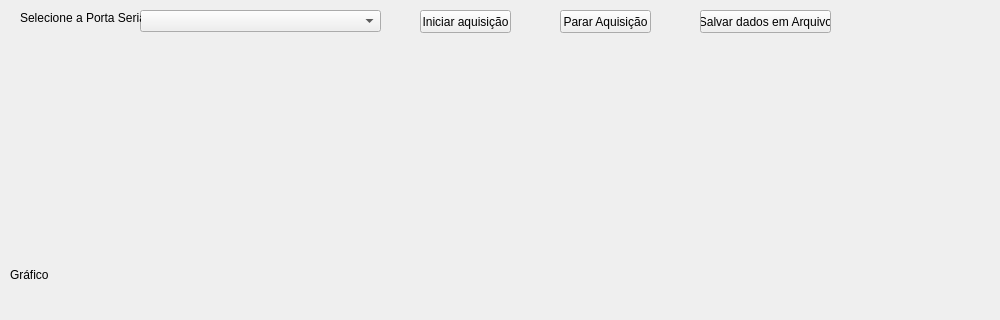
The window that Supervisorio.ui (LuanTavares/SupervisorioInstrumentacao) describes before a commit, drawn with Qt 5; both pictures show x 0 to 1000 and y 0 to 320 of the 1147 by 578 pixel window.
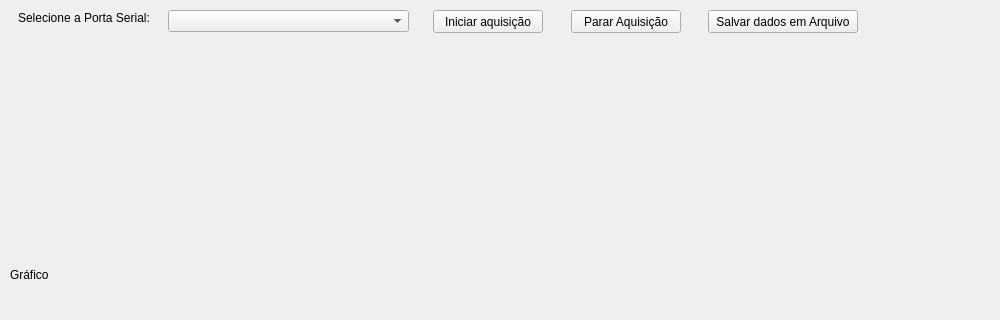
The same window after the commit.

Diff of the .ui file:
```diff
--- a/Supervisorio.ui
+++ b/Supervisorio.ui
@@ -2,6 +2,9 @@
 <ui version="4.0">
  <class>Supervisorio</class>
  <widget class="QMainWindow" name="Supervisorio">
+  <property name="enabled">
+   <bool>true</bool>
+  </property>
   <property name="geometry">
    <rect>
     <x>0</x>
@@ -17,7 +20,7 @@
    <widget class="QComboBox" name="comboBoxPortasSeriais">
     <property name="geometry">
      <rect>
-      <x>140</x>
+      <x>168</x>
       <y>10</y>
       <width>241</width>
       <height>22</height>
@@ -27,9 +30,9 @@
    <widget class="QLabel" name="labelPortaSerial">
     <property name="geometry">
      <rect>
-      <x>20</x>
+      <x>18</x>
       <y>10</y>
-      <width>121</width>
+      <width>150</width>
       <height>16</height>
      </rect>
     </property>
@@ -65,9 +68,9 @@
    <widget class="QPushButton" name="pushButtonSalvar">
     <property name="geometry">
      <rect>
-      <x>700</x>
+      <x>708</x>
       <y>10</y>
-      <width>131</width>
+      <width>150</width>
       <height>23</height>
      </rect>
     </property>
@@ -78,9 +81,9 @@
    <widget class="QPushButton" name="pushButtonParar">
     <property name="geometry">
      <rect>
-      <x>560</x>
+      <x>571</x>
       <y>10</y>
-      <width>91</width>
+      <width>110</width>
       <height>23</height>
      </rect>
     </property>
@@ -91,9 +94,9 @@
    <widget class="QPushButton" name="pushButtonIniciar">
     <property name="geometry">
      <rect>
-      <x>420</x>
+      <x>433</x>
       <y>10</y>
-      <width>91</width>
+      <width>110</width>
       <height>23</height>
      </rect>
     </property>
```
Left out of the diff: 2 changed lines with no effect on the pictures.
